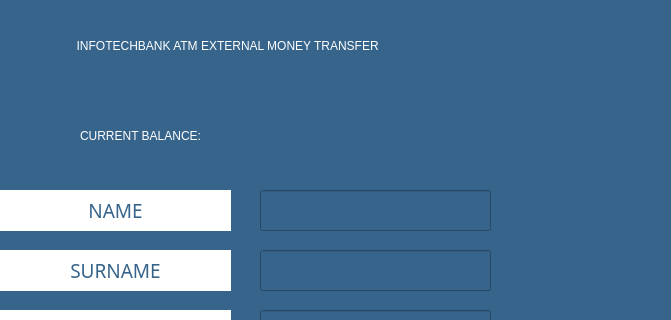
This is external.ui in melihorhanyilmaz/Project as Qt 5 draws it before an edit; both pictures show x 90 to 761 and y 0 to 320 of the 1000 by 1000 pixel window. The edited form follows.
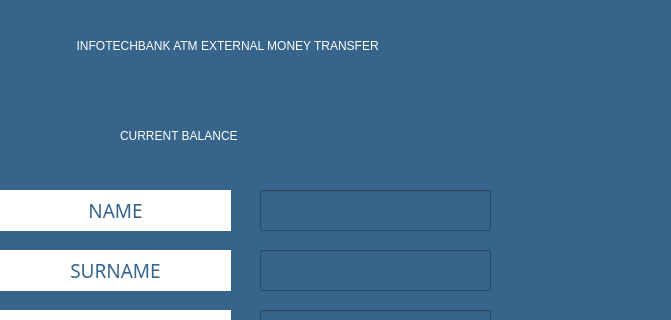
This is the edited form. Icons and pictures are not drawn.

```diff
--- a/external.ui
+++ b/external.ui
@@ -54,9 +54,9 @@
    <widget class="QLabel" name="la_balance">
     <property name="geometry">
      <rect>
-      <x>170</x>
+      <x>430</x>
       <y>110</y>
-      <width>511</width>
+      <width>251</width>
       <height>51</height>
      </rect>
     </property>
@@ -67,7 +67,7 @@
 </string>
     </property>
     <property name="text">
-     <string>CURRENT BALANCE:</string>
+     <string/>
     </property>
    </widget>
    <widget class="QPushButton" name="B_exit">
@@ -332,6 +332,25 @@
      <bool>false</bool>
     </property>
    </widget>
+   <widget class="QLabel" name="la_welcome_2">
+    <property name="geometry">
+     <rect>
+      <x>210</x>
+      <y>110</y>
+      <width>191</width>
+      <height>51</height>
+     </rect>
+    </property>
+    <property name="styleSheet">
+     <string notr="true">
+font: 75 16pt &quot;MS Shell Dlg 2&quot;;
+color: rgb(255, 255, 255);
+</string>
+    </property>
+    <property name="text">
+     <string>CURRENT BALANCE</string>
+    </property>
+   </widget>
   </widget>
   <widget class="QMenuBar" name="menubar">
    <property name="geometry">
```
Left out of the diff: 7 changed lines with no effect on the pictures.
